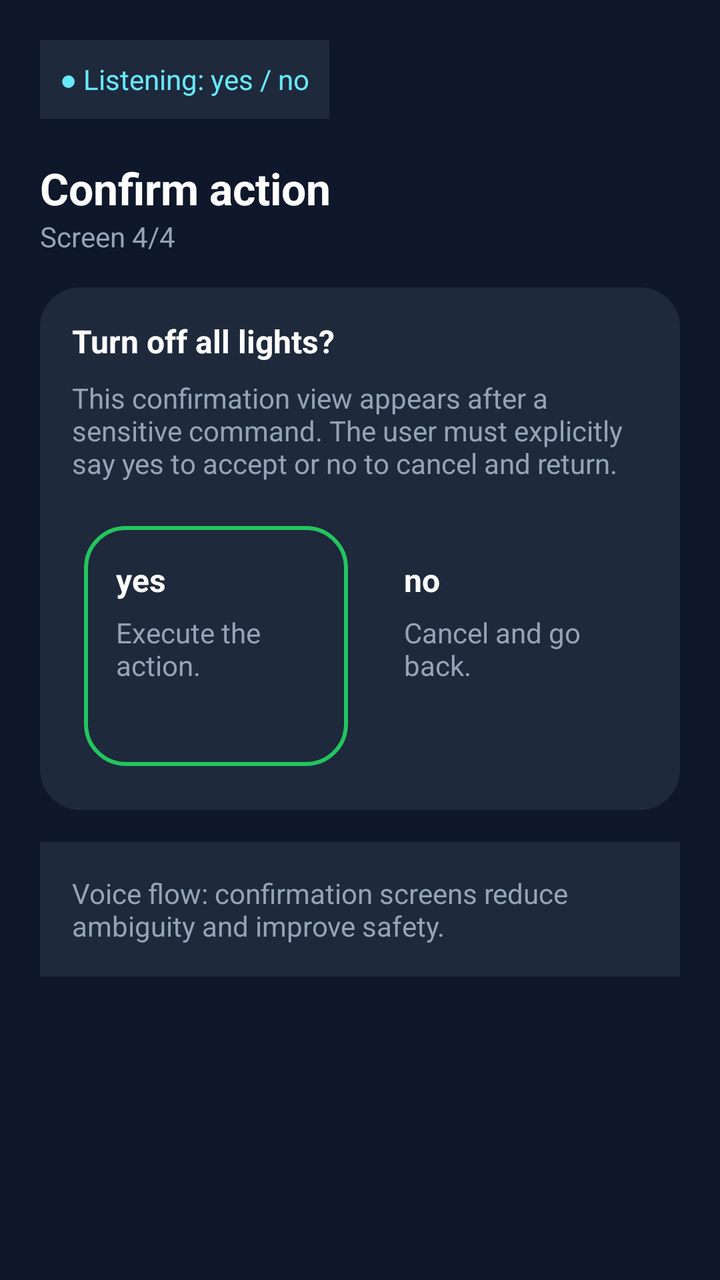
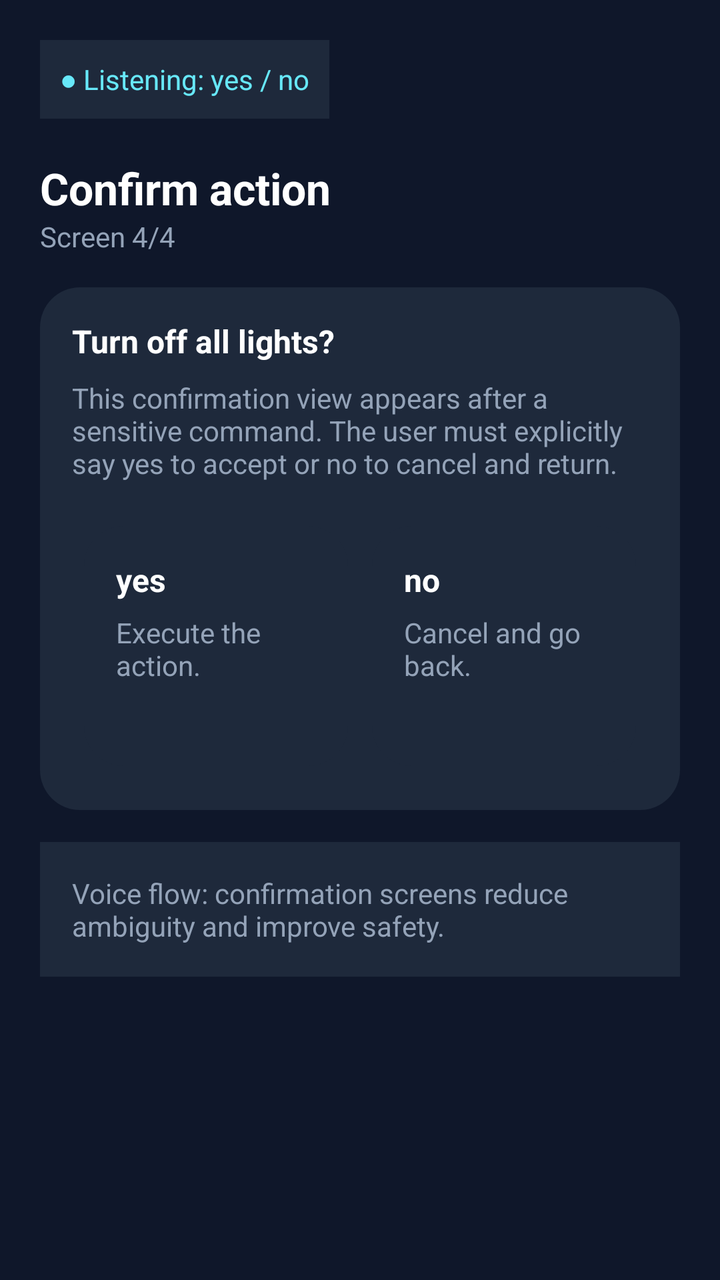

An Android layout rendered at two revisions. The XML below is the earlier revision; the diff shows what the commit changed to produce the second picture.
<!-- AndroidManifest.xml: application theme Theme.VoiceSmartHome -->
<!-- res/layout/confirm_layout.xml -->
<?xml version="1.0" encoding="utf-8"?>
<ScrollView xmlns:android="http://schemas.android.com/apk/res/android"
    android:layout_width="match_parent"
    android:layout_height="match_parent"
    android:background="#0F172A">

    <LinearLayout
        android:layout_width="match_parent"
        android:layout_height="wrap_content"
        android:orientation="vertical"
        android:padding="20dp">

        
        <TextView
            android:layout_width="wrap_content"
            android:layout_height="wrap_content"
            android:text="● Listening: yes / no"
            android:textColor="#67E8F9"
            android:background="#1E293B"
            android:padding="10dp"
            android:textSize="14sp"/>

        
        <TextView
            android:layout_width="wrap_content"
            android:layout_height="wrap_content"
            android:text="Confirm action"
            android:textColor="#FFFFFF"
            android:textSize="22sp"
            android:textStyle="bold"
            android:layout_marginTop="20dp"/>

        <TextView
            android:layout_width="wrap_content"
            android:layout_height="wrap_content"
            android:text="Screen 4/4"
            android:textColor="#94A3B8"
            android:layout_marginBottom="16dp"/>

        
        <LinearLayout
            android:layout_width="match_parent"
            android:layout_height="wrap_content"
            android:background="@drawable/card_normal"
            android:padding="16dp"
            android:orientation="vertical"
            android:layout_marginBottom="16dp">

            <TextView
                android:text="Turn off all lights?"
                android:textColor="#FFFFFF"
                android:textStyle="bold"
                android:textSize="16sp"
                android:layout_width="wrap_content"
                android:layout_height="wrap_content"/>

            <TextView
                android:text="This confirmation view appears after a sensitive command. The user must explicitly say yes to accept or no to cancel and return."
                android:textColor="#94A3B8"
                android:layout_marginTop="8dp"
                android:layout_width="wrap_content"
                android:layout_height="wrap_content"/>

            
            <LinearLayout
                android:layout_width="match_parent"
                android:layout_height="wrap_content"
                android:orientation="horizontal"
                android:layout_marginTop="16dp">

                
                <LinearLayout
                    android:layout_width="0dp"
                    android:layout_height="120dp"
                    android:layout_weight="1"
                    android:layout_margin="6dp"
                    android:orientation="vertical"
                    android:padding="16dp"
                    android:background="@drawable/card_selected">

                    <TextView
                        android:text="yes"
                        android:textColor="#FFFFFF"
                        android:textStyle="bold"
                        android:textSize="16sp"
                        android:layout_width="wrap_content"
                        android:layout_height="wrap_content"/>

                    <TextView
                        android:text="Execute the action."
                        android:textColor="#94A3B8"
                        android:layout_marginTop="6dp"
                        android:layout_width="wrap_content"
                        android:layout_height="wrap_content"/>
                </LinearLayout>

                
                <LinearLayout
                    android:layout_width="0dp"
                    android:layout_height="120dp"
                    android:layout_weight="1"
                    android:layout_margin="6dp"
                    android:orientation="vertical"
                    android:padding="16dp"
                    android:background="@drawable/card_normal">

                    <TextView
                        android:text="no"
                        android:textColor="#FFFFFF"
                        android:textStyle="bold"
                        android:textSize="16sp"
                        android:layout_width="wrap_content"
                        android:layout_height="wrap_content"/>

                    <TextView
                        android:text="Cancel and go back."
                        android:textColor="#94A3B8"
                        android:layout_marginTop="6dp"
                        android:layout_width="wrap_content"
                        android:layout_height="wrap_content"/>
                </LinearLayout>

            </LinearLayout>
        </LinearLayout>

        
        <TextView
            android:layout_width="match_parent"
            android:layout_height="wrap_content"
            android:text="Voice flow: confirmation screens reduce ambiguity and improve safety."
            android:textColor="#94A3B8"
            android:background="#1E293B"
            android:padding="16dp"/>

    </LinearLayout>
</ScrollView>
<!-- resources referenced by this layout -->
<resources>
  <!-- drawable card_normal (drawable) -->
  <shape xmlns:android="http://schemas.android.com/apk/res/android">
      <solid android:color="#1E293B"/>
      <corners android:radius="20dp"/>
  </shape>
  <!-- drawable card_selected (drawable) -->
  <shape xmlns:android="http://schemas.android.com/apk/res/android">
      <solid android:color="#1E293B"/>
      <stroke android:width="2dp" android:color="#22C55E"/>
      <corners android:radius="20dp"/>
  </shape>
  <style name="Theme.VoiceSmartHome" parent="Base.Theme.VoiceSmartHome" />
  <style name="Base.Theme.VoiceSmartHome" parent="Theme.Material3.DayNight.NoActionBar">
          
          
      </style>
</resources>

<!-- the commit's change to res/layout/confirm_layout.xml (unified diff, before → after) -->
@@ -72,26 +72,26 @@
                 <LinearLayout
                     android:layout_width="0dp"
                     android:layout_height="120dp"
+                    android:layout_margin="6dp"
                     android:layout_weight="1"
-                    android:layout_margin="6dp"
+                    android:background="@drawable/card_normal"
                     android:orientation="vertical"
-                    android:padding="16dp"
-                    android:background="@drawable/card_selected">
+                    android:padding="16dp">
 
                     <TextView
+                        android:layout_width="wrap_content"
+                        android:layout_height="wrap_content"
                         android:text="yes"
                         android:textColor="#FFFFFF"
-                        android:textStyle="bold"
                         android:textSize="16sp"
-                        android:layout_width="wrap_content"
-                        android:layout_height="wrap_content"/>
+                        android:textStyle="bold" />
 
                     <TextView
+                        android:layout_width="wrap_content"
+                        android:layout_height="wrap_content"
+                        android:layout_marginTop="6dp"
                         android:text="Execute the action."
-                        android:textColor="#94A3B8"
-                        android:layout_marginTop="6dp"
-                        android:layout_width="wrap_content"
-                        android:layout_height="wrap_content"/>
+                        android:textColor="#94A3B8" />
                 </LinearLayout>
 
                 
<!-- resource entries referenced after the edit -->
@@ -3,12 +3,6 @@
   <!-- drawable card_normal (drawable) -->
   <shape xmlns:android="http://schemas.android.com/apk/res/android">
       <solid android:color="#1E293B"/>
-      <corners android:radius="20dp"/>
-  </shape>
-  <!-- drawable card_selected (drawable) -->
-  <shape xmlns:android="http://schemas.android.com/apk/res/android">
-      <solid android:color="#1E293B"/>
-      <stroke android:width="2dp" android:color="#22C55E"/>
       <corners android:radius="20dp"/>
   </shape>
   <style name="Theme.VoiceSmartHome" parent="Base.Theme.VoiceSmartHome" />
